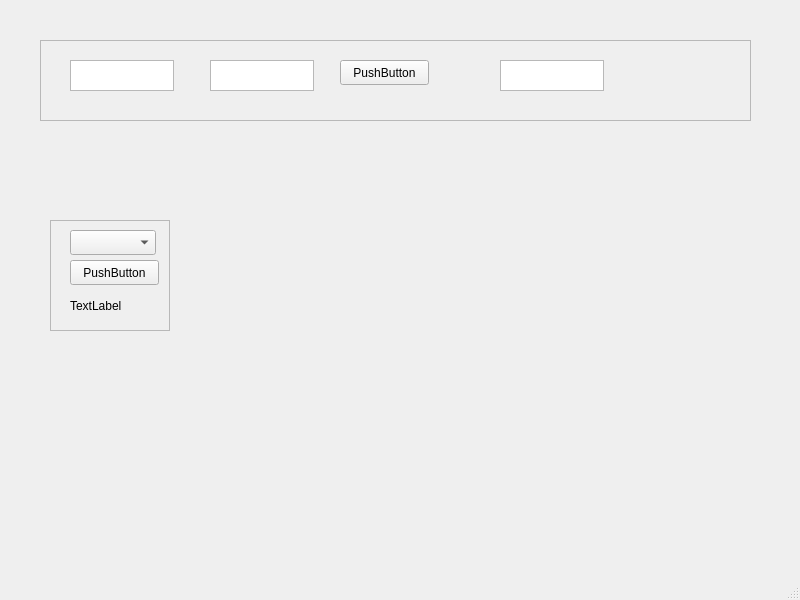
This is form/mainwindow.ui in 1tjrals/git_test as Qt 5 draws it before an edit. The edited form follows.
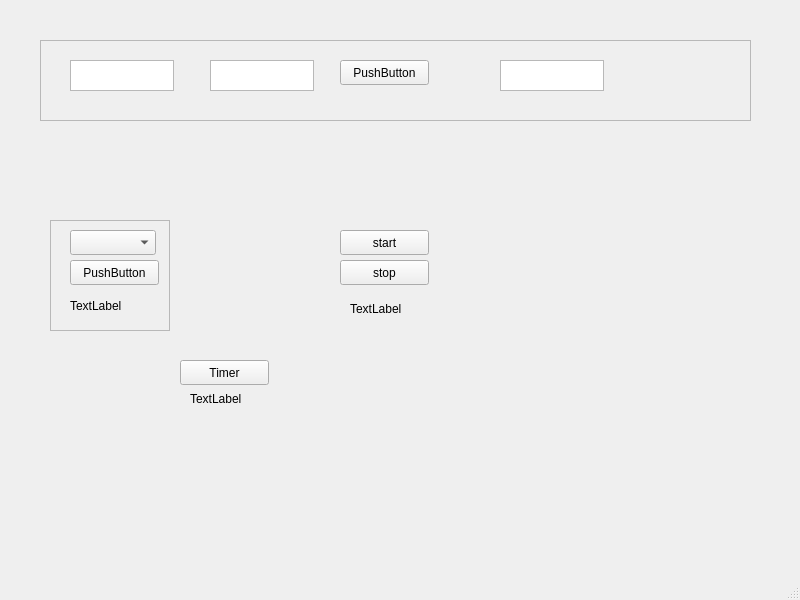
This is the edited form.

```diff
--- a/form/mainwindow.ui
+++ b/form/mainwindow.ui
@@ -125,6 +125,71 @@
      </property>
     </widget>
    </widget>
+   <widget class="QPushButton" name="pushButton_4">
+    <property name="geometry">
+     <rect>
+      <x>340</x>
+      <y>260</y>
+      <width>89</width>
+      <height>25</height>
+     </rect>
+    </property>
+    <property name="text">
+     <string>stop</string>
+    </property>
+   </widget>
+   <widget class="QPushButton" name="pushButton_3">
+    <property name="geometry">
+     <rect>
+      <x>340</x>
+      <y>230</y>
+      <width>89</width>
+      <height>25</height>
+     </rect>
+    </property>
+    <property name="text">
+     <string>start</string>
+    </property>
+   </widget>
+   <widget class="QLabel" name="label_2">
+    <property name="geometry">
+     <rect>
+      <x>350</x>
+      <y>300</y>
+      <width>67</width>
+      <height>17</height>
+     </rect>
+    </property>
+    <property name="text">
+     <string>TextLabel</string>
+    </property>
+   </widget>
+   <widget class="QLabel" name="label_3">
+    <property name="geometry">
+     <rect>
+      <x>190</x>
+      <y>390</y>
+      <width>67</width>
+      <height>17</height>
+     </rect>
+    </property>
+    <property name="text">
+     <string>TextLabel</string>
+    </property>
+   </widget>
+   <widget class="QPushButton" name="pushButton_5">
+    <property name="geometry">
+     <rect>
+      <x>180</x>
+      <y>360</y>
+      <width>89</width>
+      <height>25</height>
+     </rect>
+    </property>
+    <property name="text">
+     <string>Timer</string>
+    </property>
+   </widget>
   </widget>
   <widget class="QMenuBar" name="menubar">
    <property name="geometry">
```
